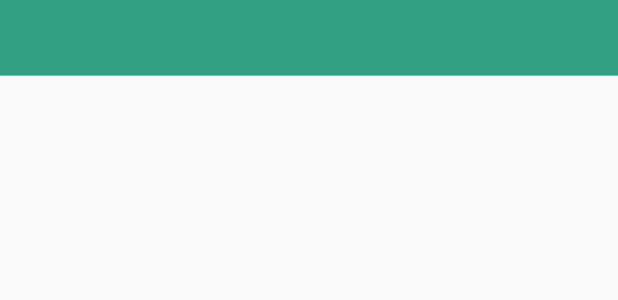
After one commit to glj077/dx, an Android app: the layout layout_common_toolbar.xml on its own in the app's theme, with its tools: preview values and no code run, on a phone screen of 412 x 824 dp. The commit adds this screen. Shown: the top 300 px of the screen. Run offline under Robolectric (Android 15) with nearby library versions, the phone set to English and light mode, and no system bars.

Commit message:
toolbar_test

```diff
--- a/app/src/main/AndroidManifest.xml
+++ b/app/src/main/AndroidManifest.xml
@@ -7,6 +7,7 @@
     <uses-permission android:name="android.permission.ACCESS_WIFI_STATE" />
 
     <application
+        android:name = ".myApplication"
         android:allowBackup="true"
         android:icon="@mipmap/ic_launcher"
         android:label="@string/app_name"
@@ -14,8 +15,10 @@
         android:supportsRtl="true"
         android:theme="@style/AppTheme"
         android:usesCleartextTraffic="true">
+
         <activity android:name=".Main2Activity"></activity>
         <activity android:name=".MainActivity">
+
             <intent-filter>
                 <action android:name="android.intent.action.MAIN" />
 
--- a/app/src/main/java/com/example/dx_4g/HttpUtil.java
+++ b/app/src/main/java/com/example/dx_4g/HttpUtil.java
@@ -7,7 +7,7 @@ import java.net.HttpURLConnection;
 import java.net.URL;
 
 public class HttpUtil {
-    public static void sendHttpRequest(final String address,final HttpCallbackListener listener){
+    public static void sendHttpRequest(final String address,final String pasBase64,final HttpCallbackListener listener){
         new Thread(new Runnable() {
             @Override
             public void run() {
@@ -19,7 +19,7 @@ public class HttpUtil {
                     connection.setRequestMethod("GET");
                     connection.addRequestProperty("Accept", "application/json");
                     connection.addRequestProperty("Content-Type", "application/json");
-                    connection.addRequestProperty("Authorization", "Basic Z2xqMDc3QHFxLmNvbTpneXd3ODE5Mg==");
+                    connection.addRequestProperty("Authorization", pasBase64);
                     connection.setReadTimeout(8000);
                     connection.setConnectTimeout(8000);
                     //connection.setDoInput(true);
--- a/app/src/main/java/com/example/dx_4g/Main2Activity.java
+++ b/app/src/main/java/com/example/dx_4g/Main2Activity.java
@@ -28,7 +28,7 @@ import java.util.List;
 public class Main2Activity extends AppCompatActivity implements View.OnClickListener {
 
     private static final int SEND_REQUEST = 1;
-
+    private myApplication application;
     @SuppressLint("HandlerLeak")
     private Handler handler = new Handler() {
         public void handleMessage(Message msg) {
@@ -51,12 +51,13 @@ public class Main2Activity extends AppCompatActivity implements View.OnClickList
         super.onCreate(savedInstanceState);
         supportRequestWindowFeature(Window.FEATURE_NO_TITLE);//去掉标题栏
         setContentView(R.layout.activity_main2);
+       application=(myApplication)this.getApplication();
 
 
 
         //打开页面加载
 
-        HttpUtil.sendHttpRequest("https://api.diacloudsolutions.com/devices", new HttpCallbackListener() {
+        HttpUtil.sendHttpRequest("https://api.diacloudsolutions.com/devices", application.getPasbas64(),new HttpCallbackListener() {
             @Override
             public void onFinish(String response) {
                 Message msg = Message.obtain();
--- a/app/src/main/java/com/example/dx_4g/MainActivity.java
+++ b/app/src/main/java/com/example/dx_4g/MainActivity.java
@@ -61,6 +61,9 @@ public class MainActivity extends AppCompatActivity implements View.OnClickListe
     public void onClick(View v) {
         String str=user.getText()+":"+pas.getText();
         String strBase64 = "Basic "+Base64.encodeToString(str.getBytes(), Base64.DEFAULT);//计算BASE64位加密
-        Toast.makeText(MainActivity.this,strBase64,Toast.LENGTH_LONG).show();
+        myApplication application=(myApplication)this.getApplication();
+        application.setPasbas64(strBase64);
+        Intent intent=new Intent(MainActivity.this,Main2Activity.class);
+        startActivity(intent);
         }
 }
--- /dev/null
+++ b/app/src/main/res/layout/layout_common_toolbar.xml
@@ -0,0 +1,86 @@
+<?xml version="1.0" encoding="utf-8"?>
+<LinearLayout xmlns:android="http://schemas.android.com/apk/res/android"
+    android:orientation="vertical"
+    android:layout_width="match_parent"
+    android:layout_height="wrap_content">
+
+    <RelativeLayout
+        android:id="@+id/toolbar_content_rlyt"
+        android:layout_width="match_parent"
+        android:layout_height="50dp"
+        android:paddingLeft="15dp"
+        android:paddingRight="15dp"
+        android:background="@color/bg_toolbar">
+
+        <Button
+            android:id="@+id/toolbar_left_btn"
+            android:layout_width="25dp"
+            android:layout_height="25dp"
+            android:layout_alignParentLeft="true"
+            android:padding="50dp"
+            android:gravity="center"
+            android:layout_centerVertical="true"
+            android:background="@drawable/back2"
+            android:visibility="invisible"/>
+        <TextView
+            android:id="@+id/toolbar_left_tv"
+            android:layout_width="wrap_content"
+            android:layout_height="wrap_content"
+            android:layout_alignParentLeft="true"
+            android:gravity="center"
+            android:layout_centerVertical="true"
+            android:textColor="#fff"
+            android:textSize="15sp"
+            android:text="返回"
+            android:visibility="gone"
+            />
+
+        <TextView
+            android:id="@+id/toolbar_title_tv"
+            android:layout_width="wrap_content"
+            android:layout_height="match_parent"
+            android:gravity="center"
+            android:layout_centerInParent="true"
+            android:singleLine="true"
+            android:text="标题"
+            android:textSize="20sp"
+            android:textColor="#fff"
+            android:maxEms="10"
+            android:visibility="invisible"/>
+
+        <Button
+            android:id="@+id/toolbar_right_btn"
+            android:layout_width="25dp"
+            android:layout_height="25dp"
+            android:layout_alignParentRight="true"
+            android:gravity="center"
+            android:layout_centerVertical="true"
+            android:visibility="invisible"
+            android:background="#00000000"
+            android:textSize="15sp"
+            android:textColor="#fff"/>
+
+        <TextView
+            android:id="@+id/toolbar_right_tv"
+            android:layout_width="wrap_content"
+            android:layout_height="wrap_content"
+            android:layout_alignParentRight="true"
+            android:gravity="center"
+            android:layout_centerVertical="true"
+            android:textColor="#fff"
+            android:textSize="15sp"
+            android:text="更多"
+            android:visibility="gone"/>
+
+    </RelativeLayout>
+
+    <!--标题栏底部微阴影-->
+    <View
+        android:layout_width="match_parent"
+        android:layout_height="0.5dp"
+        android:background="#AAAAAA"
+        />
+
+
+
+</LinearLayout>
--- a/app/src/main/res/values/colors.xml
+++ b/app/src/main/res/values/colors.xml
@@ -7,4 +7,6 @@
     <color name="colorappname">#80DEEA</color>
     <color name="colordl">#ffffff</color>
     <color name="colorgra">#D1D5D4</color>
+    <color name="colortitle">#fa5864</color>
+    <color name="bg_toolbar">#32A082</color>
 </resources>
```
Also changed, not shown: app/src/main/java/com/example/dx_4g/CustomToolBar.java (added, +118 -0 lines), app/src/main/java/com/example/dx_4g/myApplication.java (added, +13 -0 lines), app/src/main/res/layout/activity_main2.xml (+16 -16 lines), app/src/main/res/values/attrs.xml (added, +24 -0 lines).
